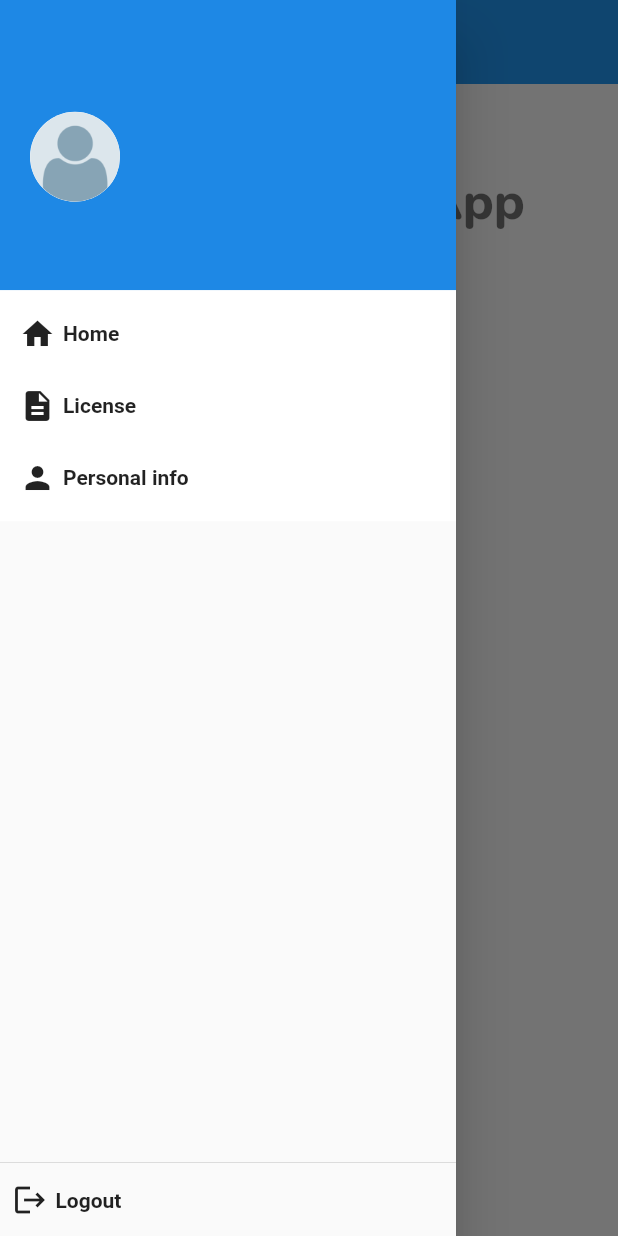
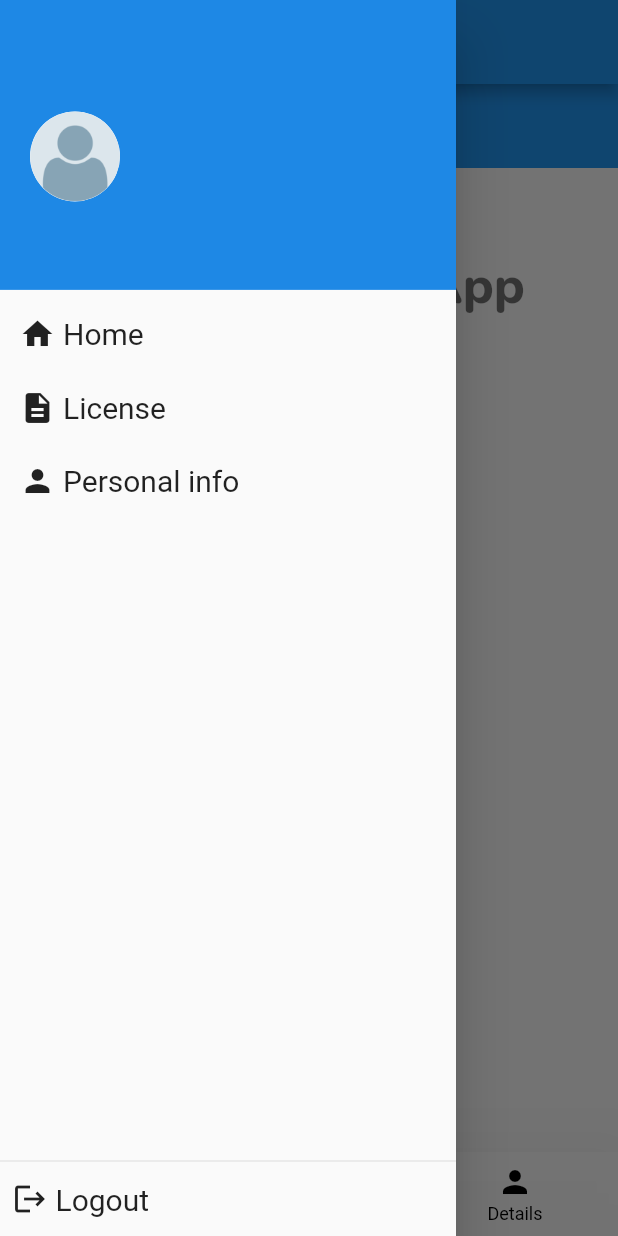
Before and after one commit to SushantSangle/firebase_auth_flutter, a Flutter app: the screen it shows once a user with an empty profile is signed in, with the side drawer open, on a phone screen of 412 x 824 dp. Run offline on Flutter 3.47's test engine with Material 2 defaults, Android fonts, the phone set to English and light mode, and no system bars; our stand-ins replace cloud_firestore, firebase_auth, firebase_core, webview_flutter; accounts and stored records are empty.

Commit message:
Added pageView and bottom navigation bar

```diff
--- a/lib/common_components/application_drawer.dart
+++ b/lib/common_components/application_drawer.dart
@@ -37,13 +37,13 @@ class AppDrawer extends StatelessWidget {
                     ),
                   ),
                   Text(
-                    FirebaseHelper.currentUser.displayName,
+                    FirebaseHelper.currentUser.displayName ?? '',
                     style: Theme.of(context).textTheme.bodyText1.copyWith(
                       color: Colors.white,
                     ),
                   ),
                   Text(
-                    FirebaseHelper.currentUser.email,
+                    FirebaseHelper.currentUser.email ?? '',
                     style: Theme.of(context).textTheme.headline6.copyWith(
                       color: Colors.white,
                     ),
@@ -57,7 +57,6 @@ class AppDrawer extends StatelessWidget {
             child: SingleChildScrollView(
               child: Container(
                   padding: EdgeInsets.all(5),
-                  color: Colors.white,
                   child: Column(
                     mainAxisAlignment: MainAxisAlignment.start,
                     crossAxisAlignment: CrossAxisAlignment.start,
@@ -123,18 +122,17 @@ class AppDrawer extends StatelessWidget {
           children: [
             Icon(
               icon,
-              color: Theme.of(context).textTheme.bodyText1.color,
-              size: Theme.of(context).textTheme.bodyText1.height,
+              color: Theme.of(context).textTheme.headline6.color,
+              size: Theme.of(context).textTheme.headline6.height,
             ),
             Container(
               padding: EdgeInsets.all(5),
               child: Text(
                 title,
-                style: Theme.of(context).textTheme.bodyText1.copyWith(fontWeight: FontWeight.bold),
+                style: Theme.of(context).textTheme.headline6.copyWith(fontWeight: FontWeight.normal),
               ),
             ),
           ]
       ),
     );
-
 }
--- a/lib/ui/LoadingPage.dart
+++ b/lib/ui/LoadingPage.dart
@@ -2,6 +2,8 @@ import 'package:firebase_auth_flutter/ui/home_page.dart';
 import 'package:flutter/material.dart';
 import 'LoginPage.dart';
 import 'package:firebase_auth_flutter/util/firebase_helper.dart';
+
+import 'main_page_view.dart';
 
 class LoadingPage extends StatelessWidget {
   @override
@@ -51,7 +53,7 @@ class LoadingPage extends StatelessWidget {
                 if(snapshot.data == null){
                   return LoginPage(connectionState);
                 }else{
-                  return HomePage();
+                  return MainPageView();
                 }
                 break;
             }
--- a/lib/ui/details_page.dart
+++ b/lib/ui/details_page.dart
@@ -56,7 +56,6 @@ class _DetailPageState extends State<DetailsPage> {
   @override
   Widget build(BuildContext context) {
 
-
     final height = MediaQuery.of(context).size.height;
     final width = MediaQuery.of(context).size.width;
     return Scaffold(
@@ -66,7 +65,7 @@ class _DetailPageState extends State<DetailsPage> {
         title: Text('User Info'),
         elevation: 0,
       ),
-      body: body(height,width),
+      body: body(context,height,width),
       floatingActionButton: ChangeNotifierProvider<LoadingNotifier>(
         create: (BuildContext context) => LoadingNotifier(),
         child: Consumer<LoadingNotifier>(
@@ -102,7 +101,7 @@ class _DetailPageState extends State<DetailsPage> {
     );
   }
 
-  body(height,width) => Column(
+  body(context,height,width) => Column(
     crossAxisAlignment: CrossAxisAlignment.start,
     children: [
       Container(
--- a/lib/ui/home_page.dart
+++ b/lib/ui/home_page.dart
@@ -13,7 +13,11 @@ class HomePage extends StatelessWidget {
         title: Text('Home page'),
         elevation: 0,
       ),
-      body: Container(
+      body: body(context,null,null),
+    );
+  }
+
+  body(context,height,width) => Container(
     child: Column(
       children: [
         Container(
@@ -28,8 +32,6 @@ class HomePage extends StatelessWidget {
         )
       ],
     ),
-      ),
   );
-  }
 
 }
--- a/lib/ui/lisense_view.dart
+++ b/lib/ui/lisense_view.dart
@@ -12,11 +12,12 @@ class LicenseView extends StatelessWidget{
       appBar: AppBar(
         title: Text('License'),
       ),
-      body: Container(
-        child: WebView(
-          initialUrl: 'https://mit-license.org/',
-        )
-      ),
+      body: body(context, null, null),
     );
   }
+  body(context, height, width) => Container(
+      child: WebView(
+        initialUrl: 'https://mit-license.org/',
+      )
+  );
 }
--- /dev/null
+++ b/lib/ui/main_page_view.dart
@@ -0,0 +1,82 @@
+import 'package:firebase_auth_flutter/ui/details_page.dart';
+import 'package:firebase_auth_flutter/ui/home_page.dart';
+import 'package:firebase_auth_flutter/ui/lisense_view.dart';
+import 'package:flutter/material.dart';
+import 'package:firebase_auth_flutter/common_components/application_drawer.dart';
+
+class MainPageView extends StatefulWidget {
+  @override
+  createState() => _MainPageViewState();
+}
+
+class _MainPageViewState extends State<MainPageView> {
+
+  String title;
+  GlobalKey _pageViewKey = GlobalKey();
+  PageController _pageViewController;
+  int _currentPage = 1;
+  static const _availablePages = [
+    'License',
+    'Home',
+    'Details',
+  ];
+
+  @override
+  void initState() {
+    _pageViewController = PageController(
+      initialPage: _currentPage,
+    );
+    title = _availablePages[_currentPage];
+    super.initState();
+  }
+
+  @override
+  build(context) {
+    return Scaffold(
+      appBar: AppBar(
+        title: Text(_availablePages[_currentPage]),
+      ),
+      drawer: AppDrawer(),
+      body: PageView(
+        key: _pageViewKey,
+        controller: _pageViewController,
+        physics: NeverScrollableScrollPhysics(),
+        children: [
+          LicenseView(),
+          HomePage(),
+          DetailsPage(),
+        ],
+        onPageChanged: (page) => this.setState(() => _currentPage = page ),
+      ),
+      bottomNavigationBar: BottomNavigationBar(
+        currentIndex: _currentPage,
+        items: [
+          BottomNavigationBarItem(
+            icon: Icon(Icons.description),
+            label: 'License'
+          ),
+          BottomNavigationBarItem(
+            icon: Icon(Icons.home),
+            label: 'Home',
+          ),
+          BottomNavigationBarItem(
+            icon: Icon(Icons.person),
+            label: 'Details',
+          )
+        ],
+        elevation: 50,
+        backgroundColor: Colors.white60,
+        selectedItemColor: Colors.blue,
+        unselectedItemColor: Colors.black,
+        onTap: (page) {
+          print('page:$page');
+          if( (page - _currentPage).abs() == 1)
+            _pageViewController.animateToPage(page, duration: Duration(milliseconds: 500), curve: Curves.ease);
+          else
+            _pageViewController.jumpToPage(page);
+          this.setState(() => _currentPage = page);
+        }
+      ),
+    );
+  }
+}
```
Lines whose indentation alone changed are shown as unchanged.
